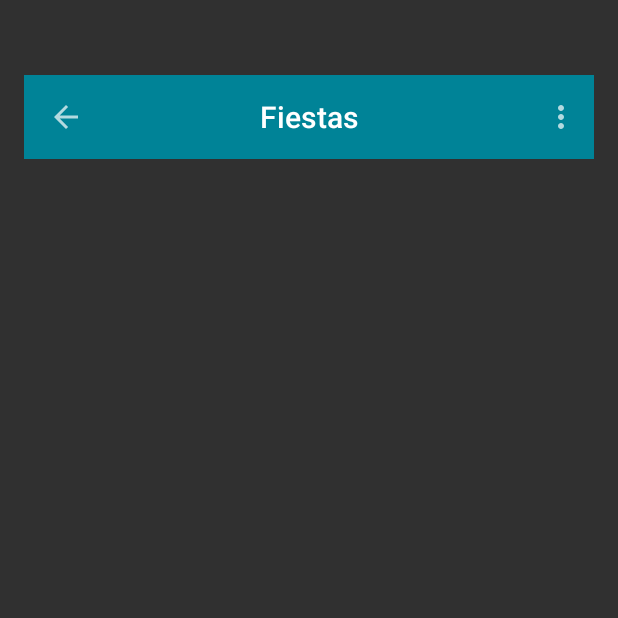
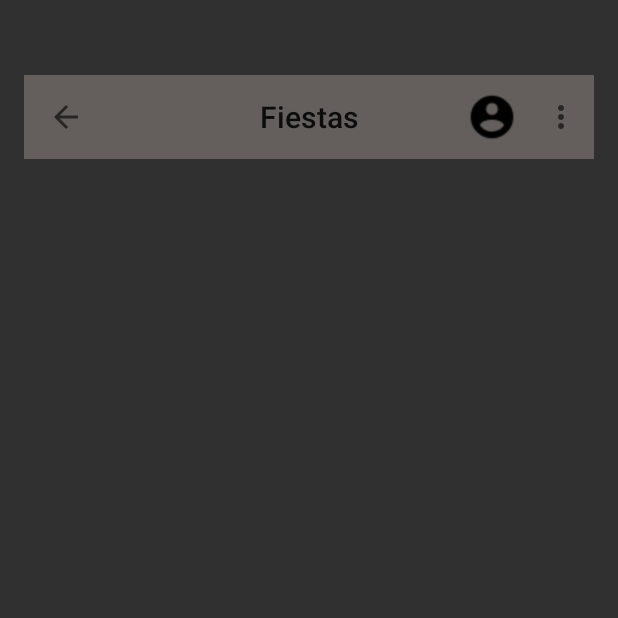
Before and after one commit to TrippCol/Farrapp-MobileApplication, an Android app: the PartyListActivity screen opened directly, with no data from a screen before it, on a phone screen of 412 x 824 dp, the top half of it. Run offline under Robolectric (Android 15) with nearby library versions, the light colour scheme and no system bars; Roboto replaces fonts that are not available here.

Commit message:
Profile icon added

```diff
--- a/app/src/main/res/menu/menu.xml
+++ b/app/src/main/res/menu/menu.xml
@@ -3,7 +3,8 @@
     xmlns:app="http://schemas.android.com/apk/res-auto">
     <item android:id="@+id/action_settings"
         android:title="@string/ProfileConfigurationMenuTittle"
-        app:showAsAction="never">
+        app:showAsAction="ifRoom"
+        android:icon="@drawable/profile">
     </item>
     <item android:id="@+id/action_sign_out"
         android:title="@string/ProfileLogoutMenuTittle"
--- a/app/src/main/res/values/colors.xml
+++ b/app/src/main/res/values/colors.xml
@@ -4,4 +4,5 @@
     <color name="colorPrimaryDark">#008397</color>
     <color name="colorAccent">#828282</color>
     <color name="cardViewBackground">#81C784</color>
+    <color name="test">#645F5C</color>
 </resources>
--- a/app/src/main/res/values/styles.xml
+++ b/app/src/main/res/values/styles.xml
@@ -9,14 +9,12 @@
         <item name="colorAccent">@color/colorAccent</item>
     </style>
 
-    <style name="CustomToolbarStyle" parent="Widget.AppCompat.Toolbar">
-        <item name="android:background">@color/colorPrimaryDark</item>
+    <style name="CustomToolbarStyle" parent="Theme.AppCompat.Light.NoActionBar">
+        <item name="android:background">@color/test</item>
     </style>
 
-    <style name="CustomPopupStyle" parent="Widget.AppCompat.Toolbar">
-        <item name="android:background">@color/colorPrimary</item>
-        <item name="android:overlapAnchor">false</item>
-        <item name="android:dropDownVerticalOffset">-40dp</item>
+    <style name="CustomPopupStyle" parent="Theme.AppCompat.Light.NoActionBar">
+        <item name="android:background">@color/colorAccent</item>
     </style>
 
 </resources>
```
Also changed, not shown: app/src/main/res/drawable/profile.png (added).
